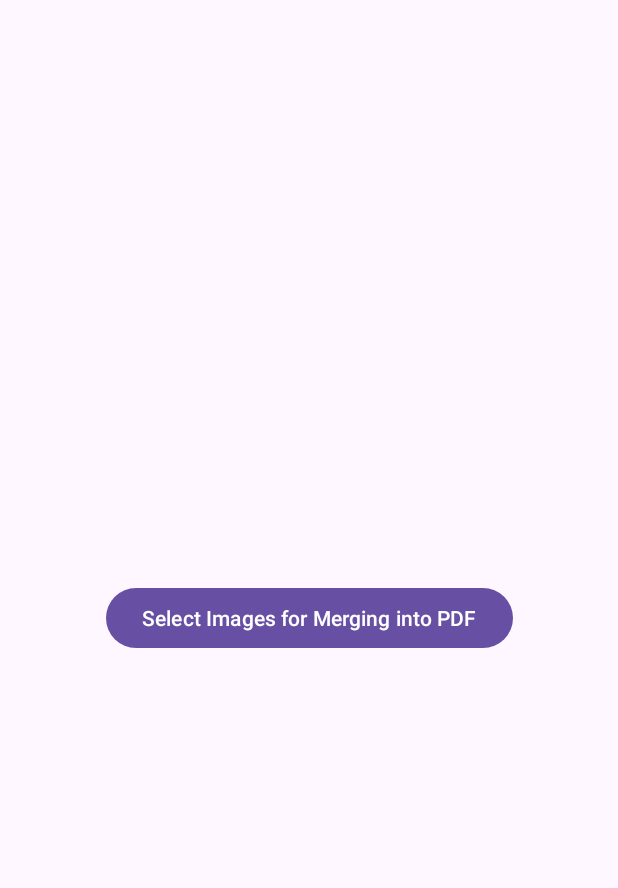
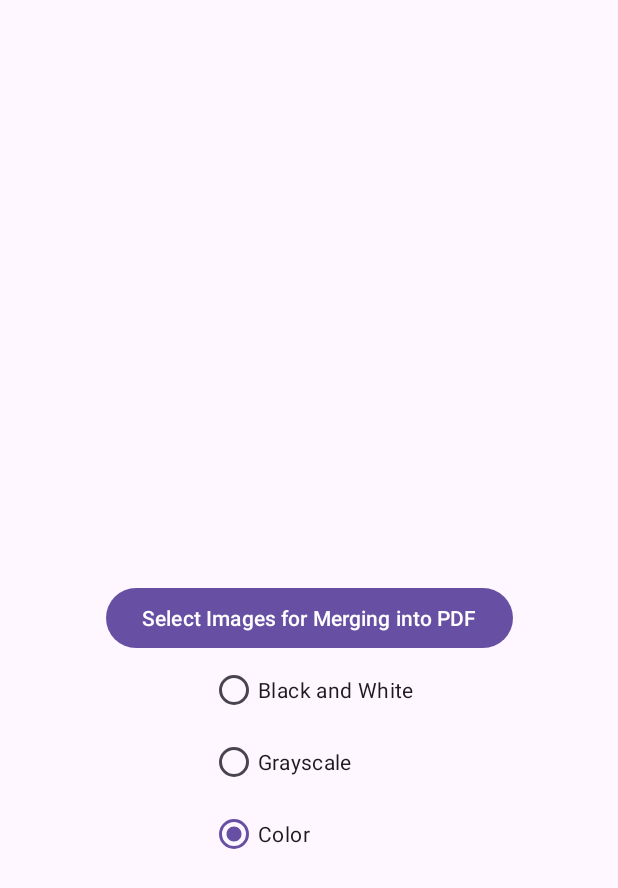
Before and after one commit to tony-xlh/Merge-Images-to-PDF, an Android app: the screen it shows after launch (MainActivity), on a phone screen of 412 x 824 dp. Shown: the top 888 px of the screen. Run offline under Robolectric (Android 15) with nearby library versions, the phone set to English and light mode, and no system bars; libraries missing offline, so code that uses them is left out: com.dynamsoft.core, com.dynamsoft.cvr, com.dynamsoft.ddn, com.dynamsoft.license, com.dynamsoft.utility; 2 statements that could not run were skipped.

Commit message:
allow setting the color mode

```diff
--- a/Android/PDFCreator/app/src/main/java/com/tonyxlh/pdfcreator/MainActivity.java
+++ b/Android/PDFCreator/app/src/main/java/com/tonyxlh/pdfcreator/MainActivity.java
@@ -14,6 +14,7 @@ import android.net.Uri;
 import android.os.Bundle;
 import android.util.Log;
 import android.widget.Button;
+import android.widget.RadioButton;
 import android.widget.TextView;
 import android.widget.Toast;
 
@@ -24,6 +25,7 @@ import com.dynamsoft.cvr.CaptureVisionRouterException;
 import com.dynamsoft.cvr.CapturedResult;
 import com.dynamsoft.cvr.EnumPresetTemplate;
 import com.dynamsoft.cvr.SimplifiedCaptureVisionSettings;
+import com.dynamsoft.ddn.EnumImageColourMode;
 import com.dynamsoft.ddn.NormalizedImageResultItem;
 import com.dynamsoft.ddn.NormalizedImagesResult;
 import com.dynamsoft.license.LicenseManager;
@@ -42,6 +44,9 @@ public class MainActivity extends AppCompatActivity {
     private CaptureVisionRouter mRouter;
     private Context mContext;
     private TextView textView;
+    private RadioButton blackAndWhiteRadioButton;
+    private RadioButton grayRadioButton;
+    private RadioButton colorRadioButton;
     @Override
     protected void onCreate(Bundle savedInstanceState) {
         super.onCreate(savedInstanceState);
@@ -54,6 +59,30 @@ public class MainActivity extends AppCompatActivity {
         });
         mRouter = new CaptureVisionRouter(MainActivity.this);
         Button selectImagesButton = findViewById(R.id.selectImagesButton);
+        blackAndWhiteRadioButton = findViewById(R.id.blackAndWhiteRadioButton);
+        grayRadioButton = findViewById(R.id.grayRadioButton);
+        colorRadioButton = findViewById(R.id.colorRadioButton);
+        blackAndWhiteRadioButton.setOnClickListener((view)->{
+            try {
+                updateColorMode(EnumImageColourMode.ICM_BINARY);
+            } catch (CaptureVisionRouterException e) {
+                throw new RuntimeException(e);
+            }
+        });
+        grayRadioButton.setOnClickListener((view)->{
+            try {
+                updateColorMode(EnumImageColourMode.ICM_GRAYSCALE);
+            } catch (CaptureVisionRouterException e) {
+                throw new RuntimeException(e);
+            }
+        });
+        colorRadioButton.setOnClickListener((view)->{
+            try {
+                updateColorMode(EnumImageColourMode.ICM_COLOUR);
+            } catch (CaptureVisionRouterException e) {
+                throw new RuntimeException(e);
+            }
+        });
         textView = findViewById(R.id.textView);
         selectImagesButton.setOnClickListener((view)->{
             galleryActivityLauncher.launch(new String[]{"image/*"});
@@ -82,6 +111,13 @@ public class MainActivity extends AppCompatActivity {
         });
     }
 
+    private void updateColorMode(int mode) throws CaptureVisionRouterException {
+        SimplifiedCaptureVisionSettings settings = mRouter.getSimplifiedSettings(EnumPresetTemplate.PT_NORMALIZE_DOCUMENT);
+        settings.documentSettings.colourMode = mode;
+        Log.d(TAG,"color mode:"+settings.documentSettings.colourMode);
+        mRouter.updateSettings(EnumPresetTemplate.PT_NORMALIZE_DOCUMENT,settings);
+    }
+
     private void mergeImagesToPDF(List<Uri> results) throws Exception {
         ImageManager imageManager = new ImageManager();
         File externalFilesDir = this.getApplicationContext().getExternalFilesDir("");
@@ -90,7 +126,9 @@ public class MainActivity extends AppCompatActivity {
         SimplifiedCaptureVisionSettings settings = mRouter.getSimplifiedSettings(EnumPresetTemplate.PT_NORMALIZE_DOCUMENT);
         settings.roiMeasuredInPercentage = true;
         settings.roi = new Quadrilateral(new Point(0,0),new Point(100,0),new Point(100,100),new Point(0,100));
+
         mRouter.updateSettings(EnumPresetTemplate.PT_NORMALIZE_DOCUMENT,settings);
+
         for (Uri result:results) {
             Log.d(TAG,result.getPath());
             InputStream inp = this.getApplicationContext().getContentResolver().openInputStream(result);
--- a/Android/PDFCreator/app/src/main/res/layout/activity_main.xml
+++ b/Android/PDFCreator/app/src/main/res/layout/activity_main.xml
@@ -16,6 +16,36 @@
         app:layout_constraintStart_toStartOf="parent"
         app:layout_constraintTop_toTopOf="parent" />
 
+
+    <RadioGroup
+        android:id="@+id/radioGroup"
+        android:layout_width="wrap_content"
+        android:layout_height="wrap_content"
+        android:layout_marginStart="151dp"
+        android:layout_marginEnd="148dp"
+        app:layout_constraintEnd_toEndOf="parent"
+        app:layout_constraintStart_toStartOf="parent"
+        app:layout_constraintTop_toBottomOf="@+id/selectImagesButton">
+
+        <RadioButton
+            android:id="@+id/blackAndWhiteRadioButton"
+            android:layout_width="match_parent"
+            android:layout_height="wrap_content"
+            android:text="Black and White" />
+
+        <RadioButton
+            android:id="@+id/grayRadioButton"
+            android:layout_width="match_parent"
+            android:layout_height="wrap_content"
+            android:text="Grayscale" />
+
+        <RadioButton
+            android:id="@+id/colorRadioButton"
+            android:layout_width="match_parent"
+            android:layout_height="wrap_content"
+            android:checked="true"
+            android:text="Color" />
+    </RadioGroup>
     <TextView
         android:id="@+id/textView"
         android:layout_width="wrap_content"
@@ -24,6 +54,5 @@
         android:textAlignment="center"
         app:layout_constraintEnd_toEndOf="parent"
         app:layout_constraintStart_toStartOf="parent"
-        app:layout_constraintTop_toBottomOf="@+id/selectImagesButton" />
-
+        app:layout_constraintTop_toBottomOf="@+id/radioGroup" />
 </androidx.constraintlayout.widget.ConstraintLayout>
```
